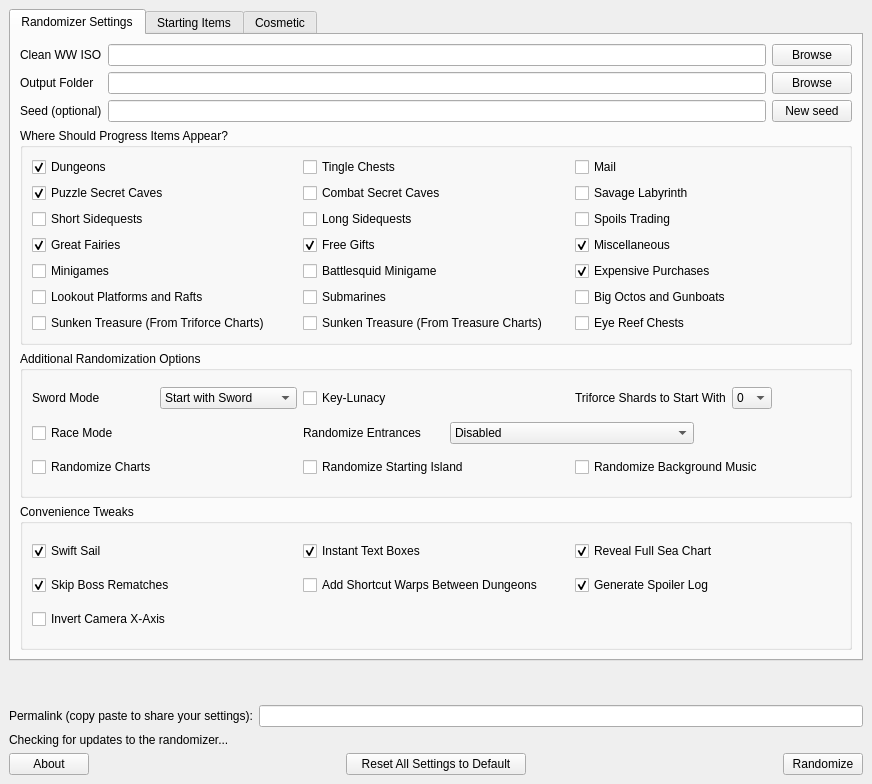
Old version of the form wwr_ui/randomizer_window.ui in the repository LagoLunatic/wwrando.
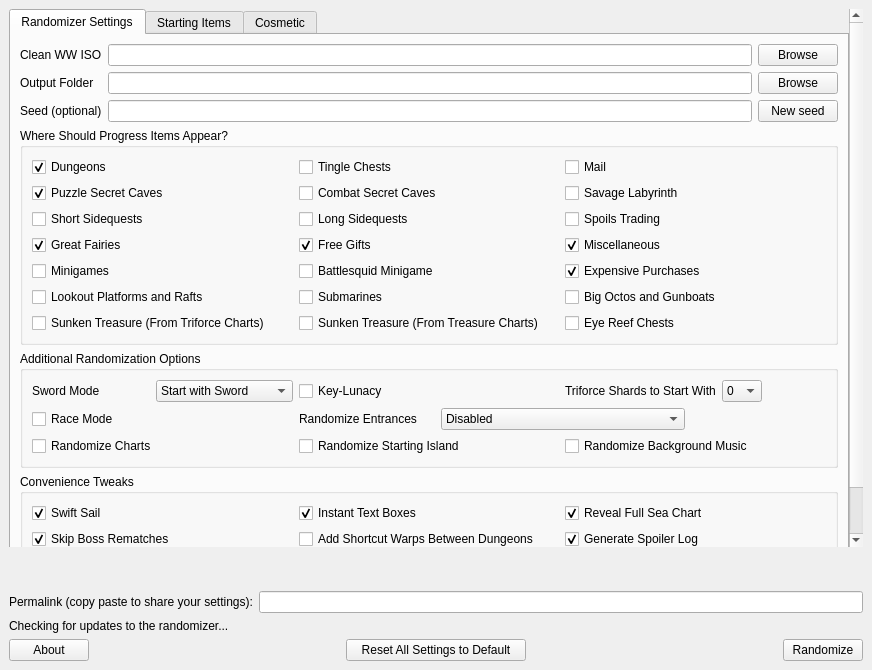
New version of the form.

Diff of the .ui file:
```diff
--- a/wwr_ui/randomizer_window.ui
+++ b/wwr_ui/randomizer_window.ui
@@ -7,7 +7,7 @@
     <x>0</x>
     <y>0</y>
     <width>872</width>
-    <height>784</height>
+    <height>670</height>
    </rect>
   </property>
   <property name="windowTitle">
@@ -28,8 +28,8 @@
         <rect>
          <x>0</x>
          <y>0</y>
-         <width>850</width>
-         <height>632</height>
+         <width>854</width>
+         <height>536</height>
         </rect>
        </property>
        <layout class="QVBoxLayout" name="verticalLayout_4">
```
Left out of the diff: 18 changed lines with no effect on the pictures.
